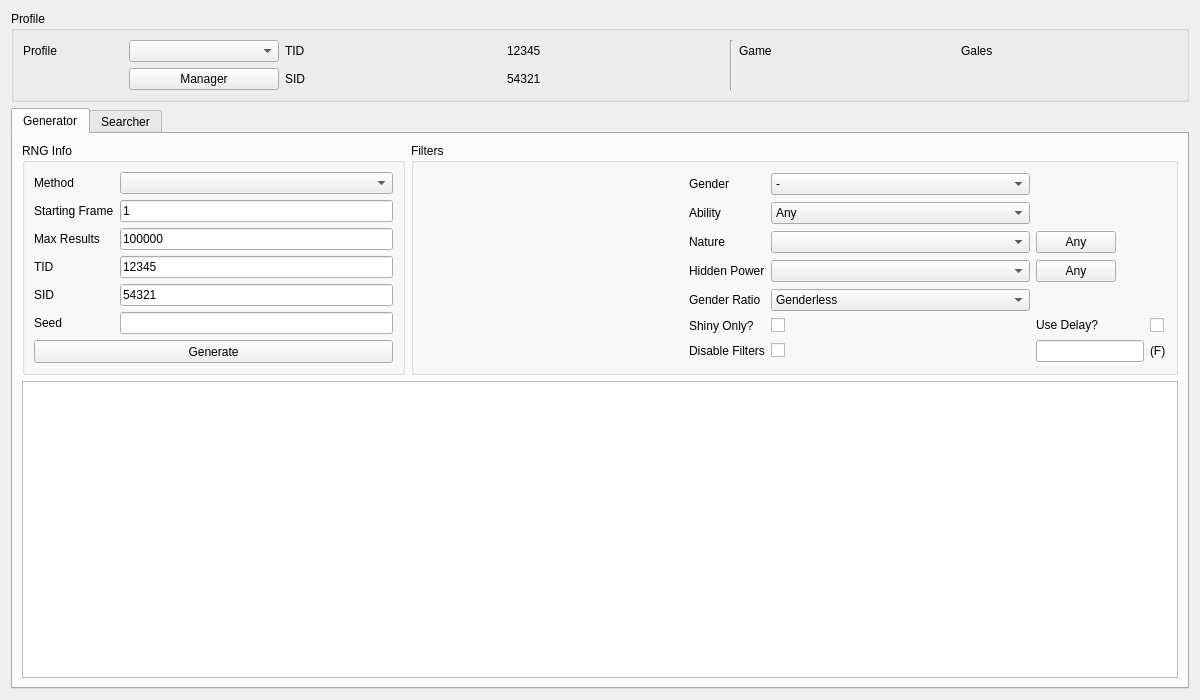
Above: Forms/Gen3/GameCube.ui from Admiral-Fish/PokeFinder before the change. Below: the same form after it.
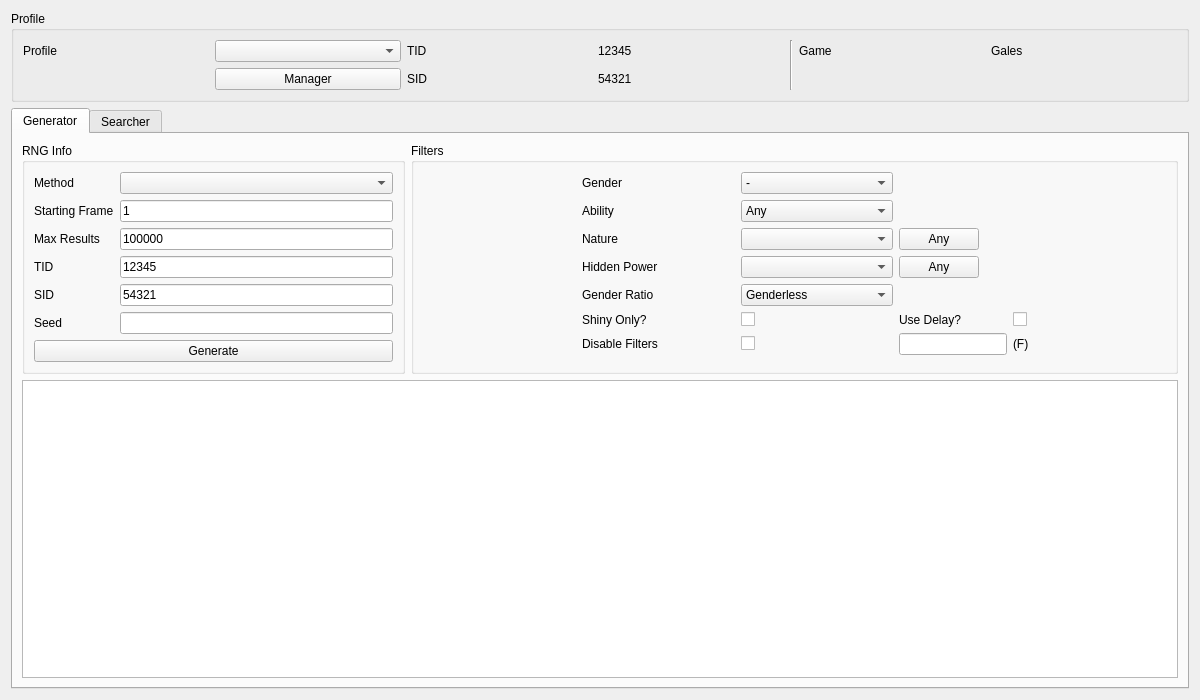
That is the form after the change. Custom widgets are drawn as their Qt base class.

```diff
--- a/Forms/Gen3/GameCube.ui
+++ b/Forms/Gen3/GameCube.ui
@@ -16,38 +16,19 @@
   <layout class="QGridLayout" name="gridLayout_7">
    <item row="0" column="0">
     <widget class="QGroupBox" name="groupBoxProfile">
-     <property name="minimumSize">
-      <size>
-       <width>0</width>
-       <height>70</height>
-      </size>
-     </property>
      <property name="title">
       <string>Profile</string>
      </property>
      <layout class="QGridLayout" name="gridLayout_4">
       <item row="0" column="0">
        <widget class="QLabel" name="labelProfile">
-        <property name="maximumSize">
-         <size>
-          <width>100</width>
-          <height>16777215</height>
-         </size>
-        </property>
         <property name="text">
          <string>Profile</string>
         </property>
        </widget>
       </item>
       <item row="0" column="1">
-       <widget class="QComboBox" name="comboBoxProfiles">
-        <property name="maximumSize">
-         <size>
-          <width>150</width>
-          <height>16777215</height>
-         </size>
-        </property>
-       </widget>
+       <widget class="QComboBox" name="comboBoxProfiles"/>
       </item>
       <item row="0" column="2">
        <widget class="QLabel" name="labelProfileTID">
@@ -86,12 +67,6 @@
       </item>
       <item row="1" column="1">
        <widget class="QPushButton" name="pushButtonProfileManager">
-        <property name="sizePolicy">
-         <sizepolicy hsizetype="Preferred" vsizetype="Fixed">
-          <horstretch>0</horstretch>
-          <verstretch>0</verstretch>
-         </sizepolicy>
-        </property>
         <property name="text">
          <string>Manager</string>
         </property>
@@ -132,21 +107,9 @@
          <property name="sizePolicy">
           <sizepolicy hsizetype="Preferred" vsizetype="Preferred">
            <horstretch>1</horstretch>
-           <verstretch>1</verstretch>
+           <verstretch>0</verstretch>
           </sizepolicy>
          </property>
-         <property name="minimumSize">
-          <size>
-           <width>0</width>
-           <height>0</height>
-          </size>
-         </property>
-         <property name="maximumSize">
-          <size>
-           <width>16777215</width>
-           <height>16777215</height>
-          </size>
-         </property>
          <property name="styleSheet">
           <string notr="true"/>
          </property>
@@ -169,12 +132,6 @@
           </item>
           <item row="0" column="0">
            <widget class="QLabel" name="labelGeneratorMethod">
-            <property name="sizePolicy">
-             <sizepolicy hsizetype="Fixed" vsizetype="Preferred">
-              <horstretch>0</horstretch>
-              <verstretch>0</verstretch>
-             </sizepolicy>
-            </property>
             <property name="text">
              <string>Method</string>
             </property>
@@ -182,12 +139,6 @@
           </item>
           <item row="2" column="0">
            <widget class="QLabel" name="labelGeneratorMaxResults">
-            <property name="sizePolicy">
-             <sizepolicy hsizetype="Fixed" vsizetype="Preferred">
-              <horstretch>0</horstretch>
-              <verstretch>0</verstretch>
-             </sizepolicy>
-            </property>
             <property name="text">
              <string>Max Results</string>
             </property>
@@ -195,12 +146,6 @@
           </item>
           <item row="3" column="0">
            <widget class="QLabel" name="labelGeneratorTID">
-            <property name="sizePolicy">
-             <sizepolicy hsizetype="Fixed" vsizetype="Preferred">
-              <horstretch>0</horstretch>
-              <verstretch>0</verstretch>
-             </sizepolicy>
-            </property>
             <property name="text">
              <string>TID</string>
             </property>
@@ -243,12 +188,6 @@
           </item>
           <item row="4" column="0">
            <widget class="QLabel" name="labelGeneratorSID">
-            <property name="sizePolicy">
-             <sizepolicy hsizetype="Fixed" vsizetype="Preferred">
-              <horstretch>0</horstretch>
-              <verstretch>0</verstretch>
-             </sizepolicy>
-            </property>
             <property name="text">
              <string>SID</string>
             </property>
@@ -278,18 +217,6 @@
             <property name="enabled">
              <bool>true</bool>
             </property>
-            <property name="sizePolicy">
-             <sizepolicy hsizetype="Preferred" vsizetype="Fixed">
-              <horstretch>0</horstretch>
-              <verstretch>0</verstretch>
-             </sizepolicy>
-            </property>
-            <property name="minimumSize">
-             <size>
-              <width>231</width>
-              <height>23</height>
-             </size>
-            </property>
             <property name="text">
              <string>Generate</string>
             </property>
@@ -369,12 +296,6 @@
           </item>
           <item row="5" column="0">
            <widget class="QLabel" name="labelGeneratorSeed">
-            <property name="sizePolicy">
-             <sizepolicy hsizetype="Fixed" vsizetype="Preferred">
-              <horstretch>0</horstretch>
-              <verstretch>0</verstretch>
-             </sizepolicy>
-            </property>
             <property name="text">
              <string>Seed</string>
             </property>
@@ -388,21 +309,9 @@
          <property name="sizePolicy">
           <sizepolicy hsizetype="Preferred" vsizetype="Preferred">
            <horstretch>2</horstretch>
-           <verstretch>1</verstretch>
+           <verstretch>0</verstretch>
           </sizepolicy>
          </property>
-         <property name="minimumSize">
-          <size>
-           <width>0</width>
-           <height>0</height>
-          </size>
-         </property>
-         <property name="maximumSize">
-          <size>
-           <width>16777215</width>
-           <height>16777215</height>
-          </size>
-         </property>
          <property name="styleSheet">
           <string notr="true"/>
          </property>
@@ -411,29 +320,10 @@
          </property>
          <layout class="QGridLayout" name="gridLayout">
           <item row="0" column="0" rowspan="7">
-           <widget class="IVFilter" name="ivFilterGenerator" native="true">
-            <property name="minimumSize">
-             <size>
-              <width>160</width>
-              <height>180</height>
-             </size>
-            </property>
-            <property name="maximumSize">
-             <size>
-              <width>16777215</width>
-              <height>16777215</height>
-             </size>
-            </property>
-           </widget>
+           <widget class="IVFilter" name="ivFilterGenerator" native="true"/>
           </item>
           <item row="0" column="1">
            <widget class="QLabel" name="labelGeneratorGender">
-            <property name="sizePolicy">
-             <sizepolicy hsizetype="Fixed" vsizetype="Preferred">
-              <horstretch>0</horstretch>
-              <verstretch>0</verstretch>
-             </sizepolicy>
-            </property>
             <property name="text">
              <string>Gender</string>
             </property>
@@ -441,12 +331,6 @@
           </item>
           <item row="0" column="2">
            <widget class="QComboBox" name="comboBoxGeneratorGender">
-            <property name="sizePolicy">
-             <sizepolicy hsizetype="Preferred" vsizetype="Fixed">
-              <horstretch>0</horstretch>
-              <verstretch>0</verstretch>
-             </sizepolicy>
-            </property>
             <item>
              <property name="text">
               <string notr="true">-</string>
@@ -466,12 +350,6 @@
           </item>
           <item row="1" column="1">
            <widget class="QLabel" name="labelGeneratorAbility">
-            <property name="sizePolicy">
-             <sizepolicy hsizetype="Fixed" vsizetype="Preferred">
-              <horstretch>0</horstretch>
-              <verstretch>0</verstretch>
-             </sizepolicy>
-            </property>
             <property name="text">
              <string>Ability</string>
             </property>
@@ -479,12 +357,6 @@
           </item>
           <item row="1" column="2">
            <widget class="QComboBox" name="comboBoxGeneratorAbility">
-            <property name="sizePolicy">
-             <sizepolicy hsizetype="Preferred" vsizetype="Fixed">
-              <horstretch>0</horstretch>
-              <verstretch>0</verstretch>
-             </sizepolicy>
-            </property>
             <item>
              <property name="text">
               <string>Any</string>
@@ -504,26 +376,13 @@
           </item>
           <item row="2" column="1">
            <widget class="QLabel" name="labelGeneratorNature">
-            <property name="sizePolicy">
-             <sizepolicy hsizetype="Fixed" vsizetype="Preferred">
-              <horstretch>0</horstretch>
-              <verstretch>0</verstretch>
-             </sizepolicy>
-            </property>
             <property name="text">
              <string>Nature</string>
             </property>
            </widget>
           </item>
           <item row="2" column="2">
-           <widget class="CheckList" name="comboBoxGeneratorNature">
-            <property name="sizePolicy">
-             <sizepolicy hsizetype="Preferred" vsizetype="Fixed">
-              <horstretch>0</horstretch>
-              <verstretch>0</verstretch>
-             </sizepolicy>
-            </property>
-           </widget>
+           <widget class="CheckList" name="comboBoxGeneratorNature"/>
           </item>
           <item row="2" column="3">
            <widget class="QPushButton" name="pushButtonGeneratorAnyNature">
@@ -533,12 +392,6 @@
               <verstretch>0</verstretch>
              </sizepolicy>
             </property>
-            <property name="minimumSize">
-             <size>
-              <width>50</width>
-              <height>13</height>
-             </size>
-            </property>
             <property name="text">
              <string>Any</string>
             </property>
@@ -546,26 +399,13 @@
           </item>
           <item row="3" column="1">
            <widget class="QLabel" name="labelGeneratorHiddenPower">
-            <property name="sizePolicy">
-             <sizepolicy hsizetype="Fixed" vsizetype="Preferred">
-              <horstretch>0</horstretch>
-              <verstretch>0</verstretch>
-             </sizepolicy>
-            </property>
             <property name="text">
              <string>Hidden Power</string>
             </property>
            </widget>
           </item>
           <item row="3" column="2">
-           <widget class="CheckList" name="comboBoxGeneratorHiddenPower">
-            <property name="sizePolicy">
-             <sizepolicy hsizetype="Preferred" vsizetype="Fixed">
-              <horstretch>0</horstretch>
-              <verstretch>0</verstretch>
-             </sizepolicy>
-            </property>
-           </widget>
+           <widget class="CheckList" name="comboBoxGeneratorHiddenPower"/>
           </item>
           <item row="3" column="3">
            <widget class="QPushButton" name="pushButtonGeneratorAnyHiddenPower">
@@ -575,12 +415,6 @@
               <verstretch>0</verstretch>
              </sizepolicy>
             </property>
-            <property name="minimumSize">
-             <size>
-              <width>50</width>
-              <height>13</height>
-             </size>
-            </property>
             <property name="text">
              <string>Any</string>
             </property>
@@ -588,12 +422,6 @@
           </item>
           <item row="4" column="1">
            <widget class="QLabel" name="labelGeneratorGenderRatio">
-            <property name="sizePolicy">
-             <sizepolicy hsizetype="Fixed" vsizetype="Preferred">
-              <horstretch>0</horstretch>
-              <verstretch>0</verstretch>
-             </sizepolicy>
-            </property>
             <property name="text">
              <string>Gender Ratio</string>
             </property>
@@ -601,12 +429,6 @@
           </item>
           <item row="4" column="2">
            <widget class="QComboBox" name="comboBoxGeneratorGenderRatio">
-            <property name="sizePolicy">
-             <sizepolicy hsizetype="Preferred" vsizetype="Fixed">
-              <horstretch>0</horstretch>
-              <verstretch>0</verstretch>
-             </sizepolicy>
-            </property>
             <item>
              <property name="text">
               <string>Genderless</string>
@@ -646,12 +468,6 @@
           </item>
           <item row="5" column="1">
            <widget class="QLabel" name="labelGeneratorShinyOnly">
-            <property name="sizePolicy">
-             <sizepolicy hsizetype="Fixed" vsizetype="Preferred">
-              <horstretch>0</horstretch>
-              <verstretch>0</verstretch>
-             </sizepolicy>
-            </property>
             <property name="text">
              <string>Shiny Only?</string>
             </property>
@@ -659,12 +475,6 @@
           </item>
           <item row="5" column="2">
            <widget class="QCheckBox" name="checkBoxGeneratorShinyOnly">
-            <property name="sizePolicy">
-             <sizepolicy hsizetype="Preferred" vsizetype="Fixed">
-              <horstretch>0</horstretch>
-              <verstretch>0</verstretch>
-             </sizepolicy>
-            </property>
             <property name="text">
              <string/>
             </property>
@@ -672,12 +482,6 @@
           </item>
           <item row="5" column="3">
            <widget class="QLabel" name="labelGeneratorDelay">
-            <property name="sizePolicy">
-             <sizepolicy hsizetype="Fixed" vsizetype="Fixed">
-              <horstretch>0</horstretch>
-              <verstretch>0</verstretch>
-             </sizepolicy>
-            </property>
             <property name="text">
              <string>Use Delay?</string>
             </property>
@@ -685,12 +489,6 @@
           </item>
           <item row="5" column="4">
            <widget class="QCheckBox" name="checkBoxGeneratorDelay">
-            <property name="sizePolicy">
-             <sizepolicy hsizetype="Fixed" vsizetype="Fixed">
-              <horstretch>0</horstretch>
-              <verstretch>0</verstretch>
-             </sizepolicy>
-            </property>
             <property name="text">
              <string/>
             </property>
@@ -698,12 +496,6 @@
           </item>
           <item row="6" column="1">
            <widget class="QLabel" name="labelGeneratorDisableFilters">
-            <property name="sizePolicy">
-             <sizepolicy hsizetype="Fixed" vsizetype="Preferred">
-              <horstretch>0</horstretch>
-              <verstretch>0</verstretch>
-             </sizepolicy>
-            </property>
             <property name="text">
              <string>Disable Filters</string>
             </property>
@@ -711,12 +503,6 @@
           </item>
           <item row="6" column="2">
            <widget class="QCheckBox" name="checkBoxGeneratorDisableFilters">
-            <property name="sizePolicy">
-             <sizepolicy hsizetype="Preferred" vsizetype="Fixed">
-              <horstretch>0</horstretch>
-              <verstretch>0</verstretch>
-             </sizepolicy>
-            </property>
             <property name="text">
              <string/>
             </property>
@@ -728,17 +514,11 @@
              <bool>true</bool>
             </property>
             <property name="sizePolicy">
-             <sizepolicy hsizetype="Fixed" vsizetype="Fixed">
+             <sizepolicy hsizetype="Preferred" vsizetype="Fixed">
               <horstretch>0</horstretch>
               <verstretch>0</verstretch>
              </sizepolicy>
             </property>
-            <property name="minimumSize">
-             <size>
-              <width>63</width>
-              <height>13</height>
-             </size>
-            </property>
             <property name="text">
              <string/>
             </property>
@@ -749,12 +529,6 @@
           </item>
           <item row="6" column="4">
            <widget class="QLabel" name="labelGeneratorFrame">
-            <property name="sizePolicy">
-             <sizepolicy hsizetype="Fixed" vsizetype="Preferred">
-              <horstretch>0</horstretch>
-              <verstretch>0</verstretch>
-             </sizepolicy>
-            </property>
             <property name="text">
              <string>(F)</string>
             </property>
@@ -765,18 +539,6 @@
        </item>
        <item row="1" column="0" colspan="2">
         <widget class="TableView" name="tableViewGenerator">
-         <property name="sizePolicy">
-          <sizepolicy hsizetype="Expanding" vsizetype="Expanding">
-           <horstretch>0</horstretch>
-           <verstretch>2</verstretch>
-          </sizepolicy>
-         </property>
-         <property name="maximumSize">
-          <size>
-           <width>16777215</width>
-           <height>16777215</height>
-          </size>
-         </property>
          <property name="contextMenuPolicy">
           <enum>Qt::CustomContextMenu</enum>
          </property>
```
Left out of the diff: 205 changed lines with no effect on the pictures.
